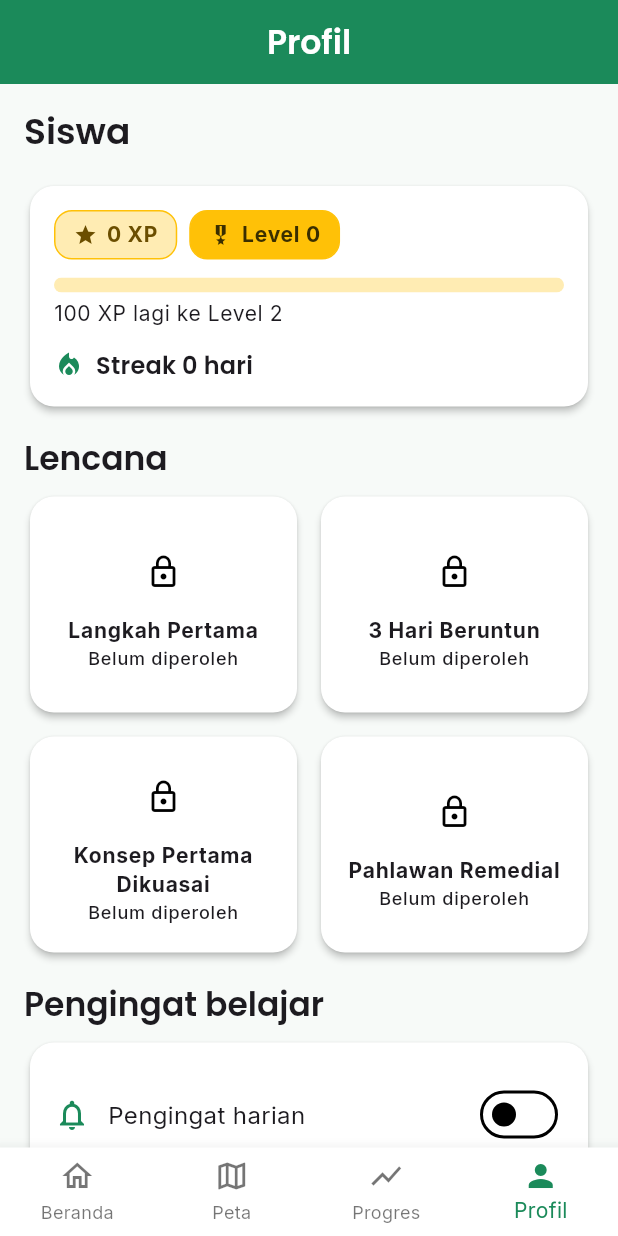
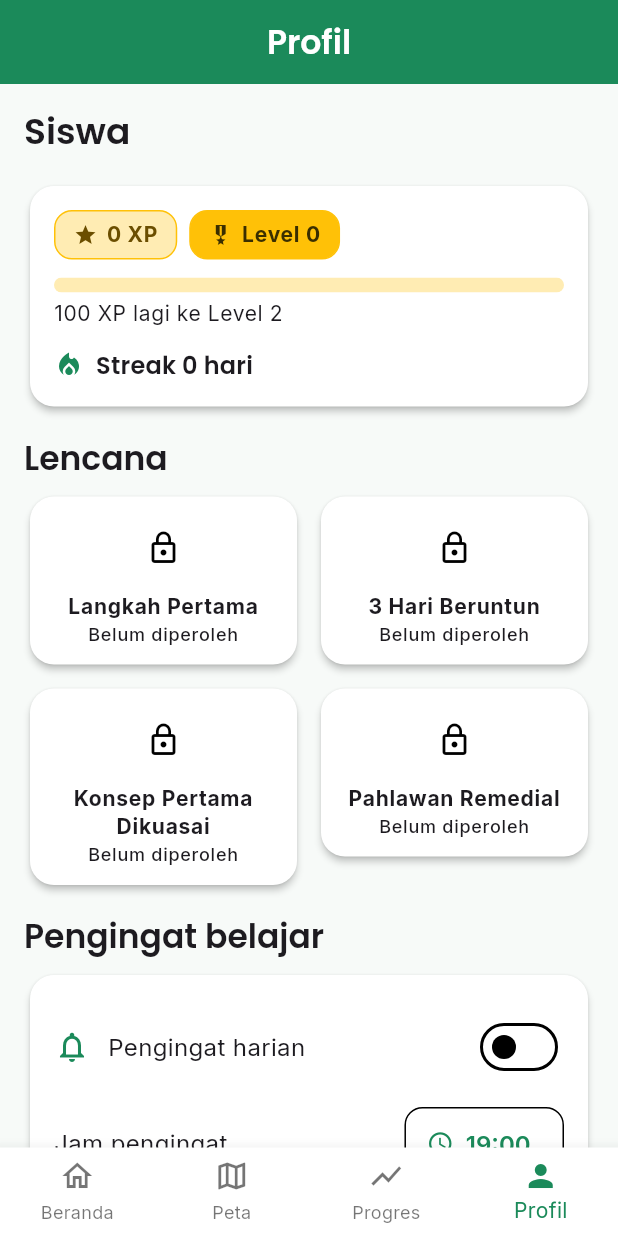
Before and after one commit to sofwan521/adaptive-learning-app, a Flutter app: the StudentProfileScreen screen opened by its route, on a phone screen of 412 x 824 dp. Run offline on Flutter 3.47's test engine with Material 3 defaults, Android fonts, the phone set to English and light mode, and no system bars; our stand-ins replace equatable, fl_chart, flutter_local_notifications, flutter_riverpod, go_router, google_fonts and 3 more; accounts and stored records are empty.

Commit message:
fix(profile): hilangkan overflow grid lencana

```diff
--- a/lib/features/student/presentation/student_profile_screen.dart
+++ b/lib/features/student/presentation/student_profile_screen.dart
@@ -5,6 +5,7 @@ import '../../../core/error/app_exception.dart';
 import '../../../core/validators.dart';
 import '../../../core/widgets/widgets.dart';
 import '../../../data/repositories/teacher_repository_impl.dart';
+import '../../../domain/gamification/badges.dart';
 import '../../../domain/gamification/gamification_rules.dart';
 import '../../../domain/models/class_info.dart';
 import '../../auth/application/auth_controller.dart';
@@ -121,9 +122,11 @@ class _GamificationCard extends ConsumerWidget {
                     color: Theme.of(context).colorScheme.primary,
                   ),
                   const SizedBox(width: 8),
-                  Text(
-                    'Streak ${state.streak} hari',
-                    style: Theme.of(context).textTheme.titleMedium,
+                  Expanded(
+                    child: Text(
+                      'Streak ${state.streak} hari',
+                      style: Theme.of(context).textTheme.titleMedium,
+                    ),
                   ),
                 ],
               ),
@@ -156,62 +159,26 @@ class _BadgesGrid extends ConsumerWidget {
   Widget build(BuildContext context, WidgetRef ref) {
     final badgesAsync = ref.watch(studentBadgesProvider);
     return badgesAsync.when(
-      data: (badges) => GridView.builder(
-        shrinkWrap: true,
-        physics: const NeverScrollableScrollPhysics(),
-        gridDelegate: const SliverGridDelegateWithFixedCrossAxisCount(
-          crossAxisCount: 2,
-          mainAxisSpacing: 8,
-          crossAxisSpacing: 8,
-          mainAxisExtent: 152,
-        ),
-        itemCount: badges.length,
-        itemBuilder: (context, index) {
-          final entry = badges[index];
-          final earned = entry.earned;
-          final colors = Theme.of(context).colorScheme;
-          return AppCard(
-            padding: const EdgeInsets.all(12),
-            child: Column(
-              mainAxisAlignment: MainAxisAlignment.center,
-              children: [
-                Container(
-                  width: 44,
-                  height: 44,
-                  decoration: BoxDecoration(
-                    color: earned
-                        ? colors.primaryContainer
-                        : colors.surfaceContainerHighest,
-                    shape: BoxShape.circle,
-                  ),
-                  child: Icon(
-                    earned
-                        ? badgeIconFor(entry.badge.code)
-                        : Icons.lock_outline,
-                    color: earned
-                        ? colors.onPrimaryContainer
-                        : colors.outline,
-                  ),
+      data: (badges) => LayoutBuilder(
+        builder: (context, constraints) {
+          const spacing = 8.0;
+          final textScaler = MediaQuery.textScalerOf(context);
+          final columns =
+              constraints.maxWidth < 320 || textScaler.scale(14) > 21 ? 1 : 2;
+          final itemWidth =
+              (constraints.maxWidth - spacing * (columns - 1)) / columns;
+
+          return Wrap(
+            spacing: spacing,
+            runSpacing: spacing,
+            crossAxisAlignment: WrapCrossAlignment.start,
+            children: [
+              for (final entry in badges)
+                SizedBox(
+                  width: itemWidth,
+                  child: _BadgeCard(entry: entry),
                 ),
-                const SizedBox(height: 8),
-                Text(
-                  entry.badge.name,
-                  style: Theme.of(context).textTheme.labelMedium?.copyWith(
-                        fontWeight: FontWeight.w700,
-                      ),
-                  textAlign: TextAlign.center,
-                  maxLines: 2,
-                  overflow: TextOverflow.ellipsis,
-                ),
-                Text(
-                  earned ? entry.badge.description : 'Belum diperoleh',
-                  style: Theme.of(context).textTheme.labelSmall,
-                  textAlign: TextAlign.center,
-                  maxLines: 2,
-                  overflow: TextOverflow.ellipsis,
-                ),
-              ],
-            ),
+            ],
           );
         },
       ),
@@ -225,6 +192,54 @@ class _BadgesGrid extends ConsumerWidget {
               : 'Gagal memuat lencana.',
           onRetry: onRetry,
         ),
+      ),
+    );
+  }
+}
+
+class _BadgeCard extends StatelessWidget {
+  final ({AppBadge badge, bool earned}) entry;
+
+  const _BadgeCard({required this.entry});
+
+  @override
+  Widget build(BuildContext context) {
+    final earned = entry.earned;
+    final colors = Theme.of(context).colorScheme;
+    return AppCard(
+      padding: const EdgeInsets.all(12),
+      child: Column(
+        mainAxisSize: MainAxisSize.min,
+        mainAxisAlignment: MainAxisAlignment.center,
+        children: [
+          Container(
+            width: 44,
+            height: 44,
+            decoration: BoxDecoration(
+              color: earned
+                  ? colors.primaryContainer
+                  : colors.surfaceContainerHighest,
+              shape: BoxShape.circle,
+            ),
+            child: Icon(
+              earned ? badgeIconFor(entry.badge.code) : Icons.lock_outline,
+              color: earned ? colors.onPrimaryContainer : colors.outline,
+            ),
+          ),
+          const SizedBox(height: 8),
+          Text(
+            entry.badge.name,
+            style: Theme.of(context).textTheme.labelMedium?.copyWith(
+                  fontWeight: FontWeight.w700,
+                ),
+            textAlign: TextAlign.center,
+          ),
+          Text(
+            earned ? entry.badge.description : 'Belum diperoleh',
+            style: Theme.of(context).textTheme.labelSmall,
+            textAlign: TextAlign.center,
+          ),
+        ],
       ),
     );
   }
```
Also changed, not shown: 1 other file.
